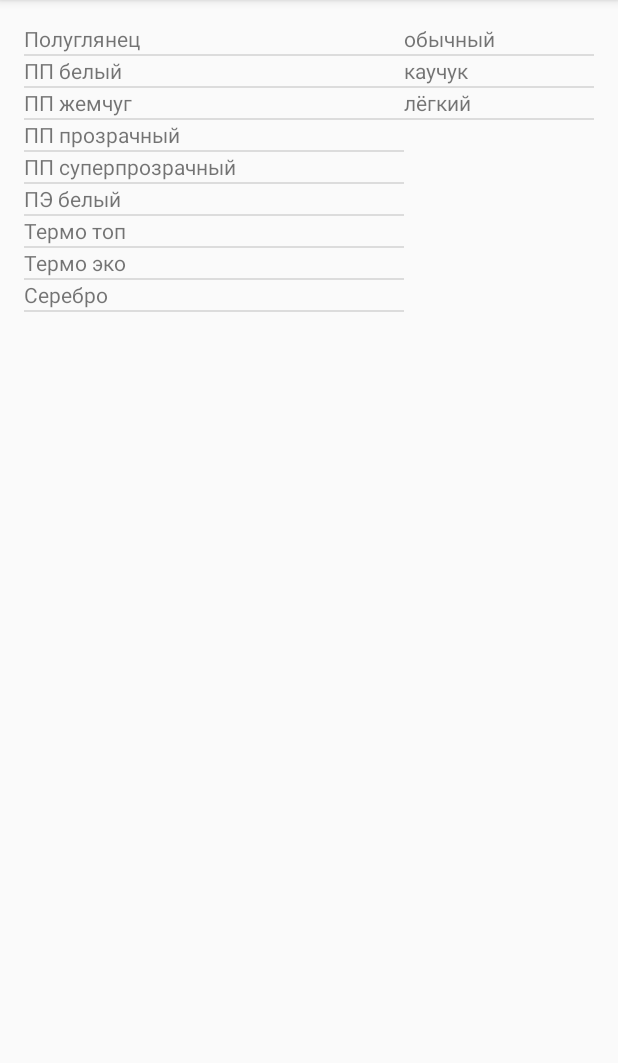
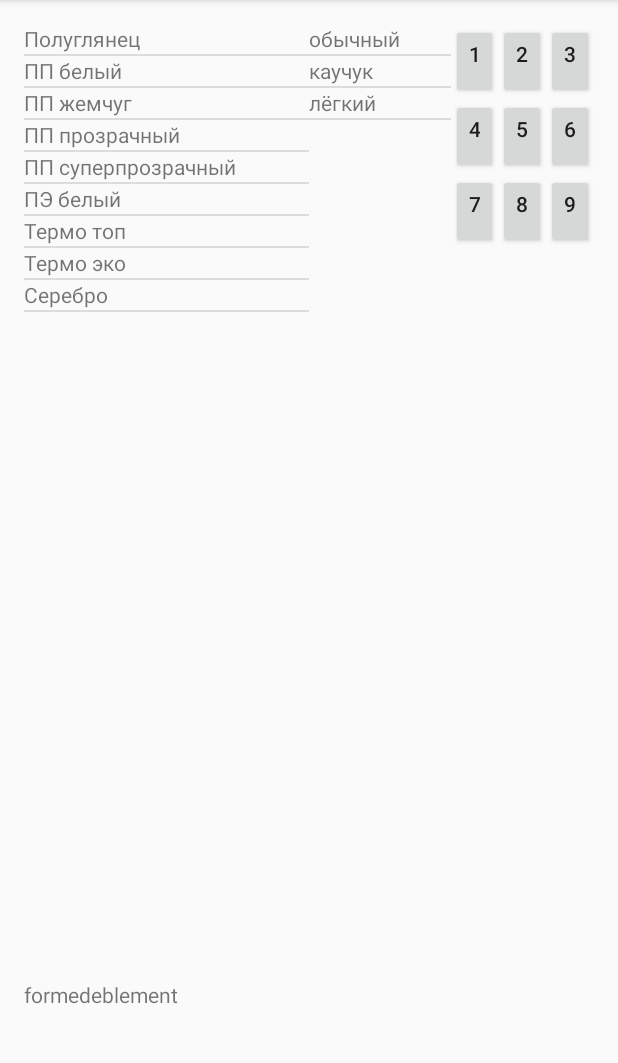
Before and after one commit to Puzzlo/Paper_list, an Android app: the screen it shows after launch (MainActivity), on a phone screen of 412 x 824 dp, the part 84-1147 px from its top. Run offline under Robolectric (Android 15) with nearby library versions, the phone set to English and light mode, and no system bars.

Commit message:
add lookout with part of calculator

```diff
--- a/app/src/main/java/com/puzzlo/paper_list/MainActivity.java
+++ b/app/src/main/java/com/puzzlo/paper_list/MainActivity.java
@@ -5,7 +5,9 @@ import android.os.Bundle;
 import android.view.Menu;
 import android.view.MenuItem;
 import android.widget.ArrayAdapter;
+import android.widget.EditText;
 import android.widget.ListView;
+import android.widget.TextView;
 
 
 public class MainActivity extends ActionBarActivity {
@@ -13,11 +15,15 @@ public class MainActivity extends ActionBarActivity {
     String[] paper, glue;
     ArrayAdapter<String> lvAdapterPaper, lvAdapterGlue;
     ListView lvPaper, lvGlue;
+    TextView stroka;
 
     @Override
     protected void onCreate(Bundle savedInstanceState) {
         super.onCreate(savedInstanceState);
         setContentView(R.layout.main);
+
+        stroka = (TextView) findViewById(R.id.inputString);
+        stroka.setText("formedeblement");
 
         // make adapter for paper
         paper = getResources().getStringArray(R.array.listOfPaper);
@@ -29,6 +35,8 @@ public class MainActivity extends ActionBarActivity {
         lvAdapterGlue = new ArrayAdapter<String>(this, R.layout.item_of_paper, glue);
         lvGlue = (ListView) findViewById(R.id.listGlue);
         lvGlue.setAdapter(lvAdapterGlue);
+
+
 
 
 
--- a/app/src/main/res/layout/main.xml
+++ b/app/src/main/res/layout/main.xml
@@ -7,9 +7,15 @@
 
 
     <LinearLayout
+        android:layout_width="match_parent"
+        android:layout_height="match_parent"
+        android:orientation="vertical">
+
+    <LinearLayout
         android:orientation="horizontal"
         android:layout_width="fill_parent"
-        android:layout_height="fill_parent"
+        android:layout_height="0dp"
+        android:layout_weight="13"
         android:layout_alignParentTop="true"
         android:layout_alignParentLeft="true"
         android:layout_alignParentStart="true">
@@ -29,5 +35,104 @@
             android:id="@+id/listGlue"
         />
 
+        <TableLayout
+            android:layout_width="0dp"
+            android:layout_weight="1"
+            android:layout_height="fill_parent">
+
+
+
+            <TableRow
+                android:layout_width="fill_parent"
+                android:layout_height="fill_parent">
+
+                <Button
+                    android:layout_width="0dp"
+                    android:layout_weight="1"
+                    android:layout_height="50dp"
+                    android:text="1"
+                    android:id="@+id/button1" />
+
+                <Button
+                    android:layout_width="0dp"
+                    android:layout_weight="1"
+                    android:layout_height="50dp"
+                    android:text="2"
+                    android:id="@+id/button2" />
+
+                <Button
+                    android:layout_width="0dp"
+                    android:layout_weight="1"
+                    android:layout_height="50dp"
+                    android:text="3"
+                    android:id="@+id/button3" />
+            </TableRow>
+
+            <TableRow
+                android:layout_width="fill_parent"
+                android:layout_height="fill_parent">
+
+                <Button
+                    android:layout_width="0dp"
+                    android:layout_weight="1"
+                    android:layout_height="50dp"
+                    android:text="4"
+                    android:id="@+id/button4" />
+
+                <Button
+                    android:layout_width="0dp"
+                    android:layout_weight="1"
+                    android:layout_height="50dp"
+                    android:text="5"
+                    android:id="@+id/button5" />
+
+                <Button
+                    android:layout_width="0dp"
+                    android:layout_weight="1"
+                    android:layout_height="50dp"
+                    android:text="6"
+                    android:id="@+id/button6" />
+
+            </TableRow>
+
+            <TableRow
+                android:layout_width="fill_parent"
+                android:layout_height="fill_parent">
+
+                <Button
+                    android:layout_width="0dp"
+                    android:layout_weight="1"
+                    android:layout_height="50dp"
+                    android:text="7"
+                    android:id="@+id/button7" />
+
+                <Button
+                    android:layout_width="0dp"
+                    android:layout_weight="1"
+                    android:layout_height="50dp"
+                    android:text="8"
+                    android:id="@+id/button8" />
+
+                <Button
+                    android:layout_width="0dp"
+                    android:layout_weight="1"
+                    android:layout_height="50dp"
+                    android:text="9"
+                    android:id="@+id/button9" />
+
+            </TableRow>
+
+        </TableLayout>
     </LinearLayout>
+
+
+
+        <TextView
+            android:layout_width="match_parent"
+            android:layout_height="0dp"
+            android:id="@+id/inputString"
+            android:layout_weight="2" />
+
+    </LinearLayout>
+
 </RelativeLayout>
```
